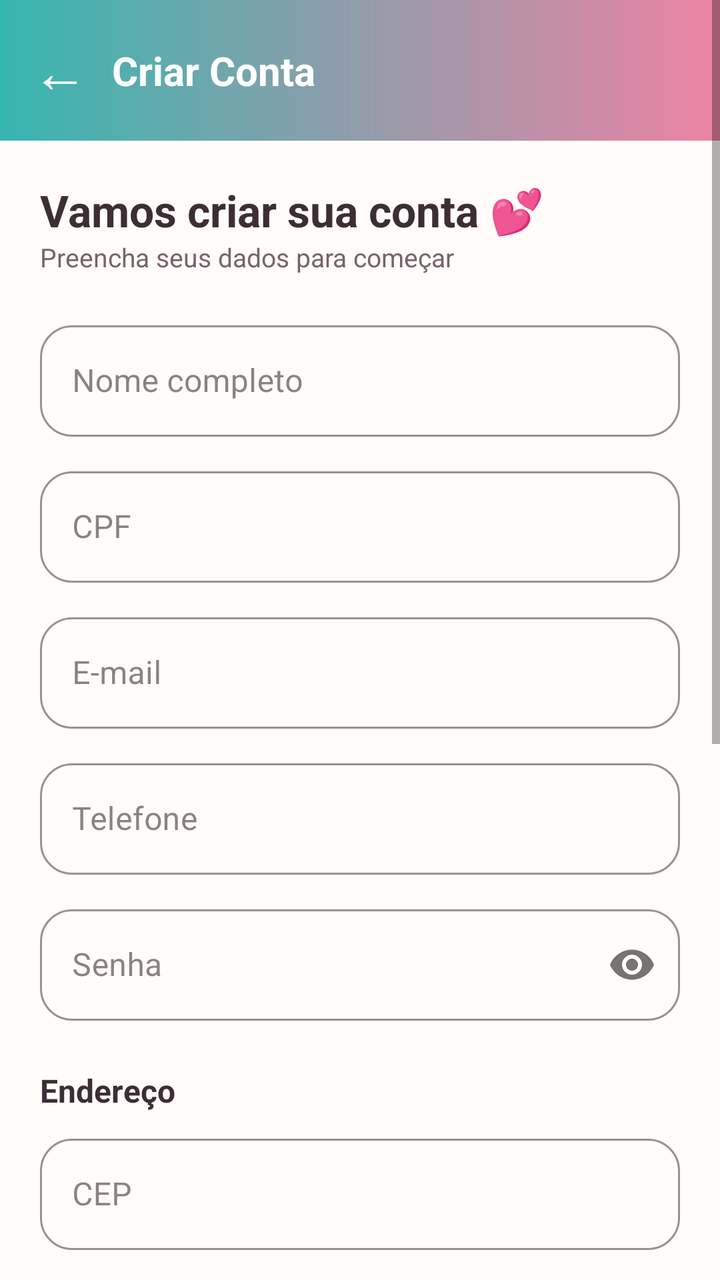
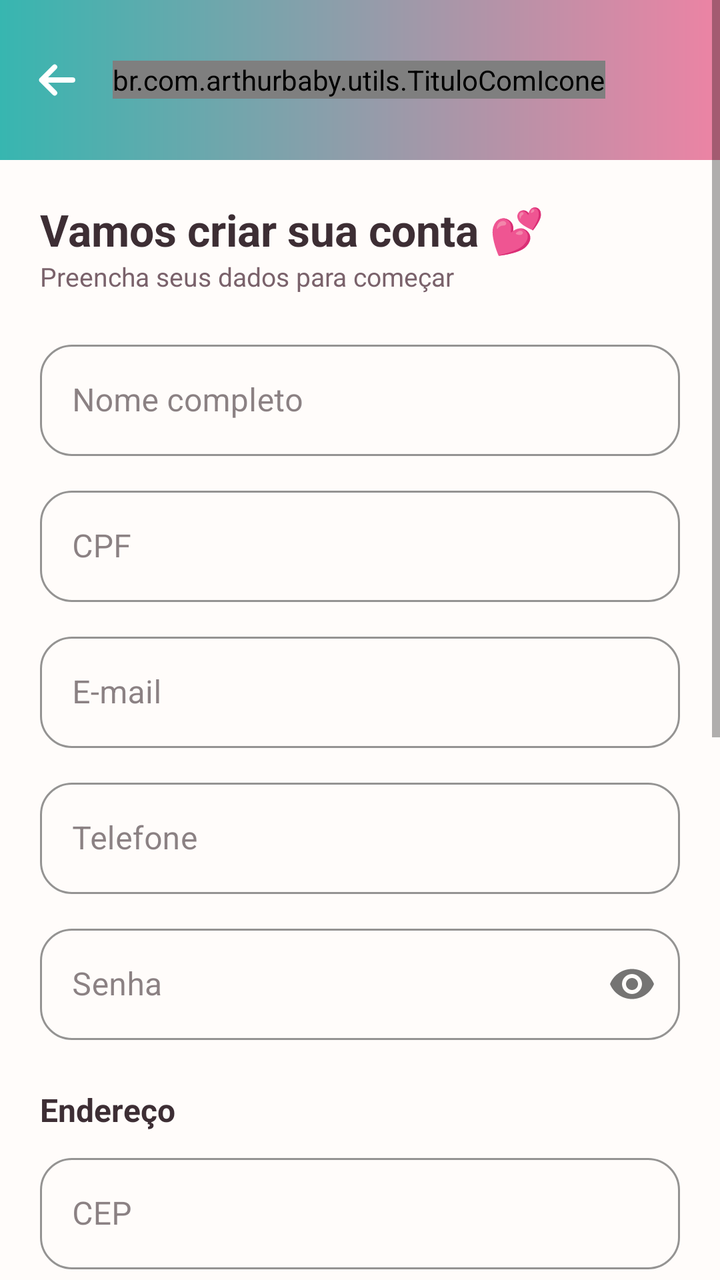

The first picture is an Android layout as it rendered before a commit; the second is the same layout after the commit. The layout source and the unified diff follow.
<!-- AndroidManifest.xml: application theme Theme.ArthurBaby -->
<!-- res/layout/activity_cadastro.xml -->
<?xml version="1.0" encoding="utf-8"?>
<ScrollView xmlns:android="http://schemas.android.com/apk/res/android"
    xmlns:app="http://schemas.android.com/apk/res-auto"
    android:layout_width="match_parent"
    android:layout_height="match_parent"
    android:background="@color/branco_quente"
    android:fillViewport="true">

    <LinearLayout
        android:layout_width="match_parent"
        android:layout_height="wrap_content"
        android:orientation="vertical">

        
        <LinearLayout
            android:layout_width="match_parent"
            android:layout_height="wrap_content"
            android:orientation="horizontal"
            android:gravity="center_vertical"
            android:padding="16dp"
            android:background="@drawable/bg_gradiente_header">

            <TextView
                android:id="@+id/btnVoltarCad"
                android:layout_width="wrap_content"
                android:layout_height="wrap_content"
                android:text="←"
                android:textSize="28sp"
                android:textColor="@color/branco"
                android:paddingEnd="12dp" />

            <TextView
                android:layout_width="0dp"
                android:layout_height="wrap_content"
                android:layout_weight="1"
                android:text="Criar Conta"
                android:textSize="20sp"
                android:textStyle="bold"
                android:textColor="@color/branco" />
        </LinearLayout>

        <LinearLayout
            android:layout_width="match_parent"
            android:layout_height="wrap_content"
            android:orientation="vertical"
            android:padding="20dp">

            <TextView
                android:layout_width="wrap_content"
                android:layout_height="wrap_content"
                android:text="Vamos criar sua conta 💕"
                android:textColor="@color/texto_primario"
                android:textSize="22sp"
                android:textStyle="bold" />

            <TextView
                android:layout_width="wrap_content"
                android:layout_height="wrap_content"
                android:text="Preencha seus dados para começar"
                android:textColor="@color/cinza_medio"
                android:textSize="13sp"
                android:layout_marginBottom="20dp" />

            <com.google.android.material.textfield.TextInputLayout
                style="@style/Widget.MaterialComponents.TextInputLayout.OutlinedBox"
                android:layout_width="match_parent"
                android:layout_height="wrap_content"
                android:hint="Nome completo"
                app:boxStrokeColor="@color/rosa_arthur"
                app:boxCornerRadiusTopStart="16dp"
                app:boxCornerRadiusTopEnd="16dp"
                app:boxCornerRadiusBottomStart="16dp"
                app:boxCornerRadiusBottomEnd="16dp">
                <com.google.android.material.textfield.TextInputEditText
                    android:id="@+id/etNome"
                    android:layout_width="match_parent"
                    android:layout_height="wrap_content"
                    android:inputType="textPersonName" />
            </com.google.android.material.textfield.TextInputLayout>

            <com.google.android.material.textfield.TextInputLayout
                style="@style/Widget.MaterialComponents.TextInputLayout.OutlinedBox"
                android:layout_width="match_parent"
                android:layout_height="wrap_content"
                android:hint="CPF"
                android:layout_marginTop="12dp"
                app:boxStrokeColor="@color/rosa_arthur"
                app:boxCornerRadiusTopStart="16dp"
                app:boxCornerRadiusTopEnd="16dp"
                app:boxCornerRadiusBottomStart="16dp"
                app:boxCornerRadiusBottomEnd="16dp">
                <com.google.android.material.textfield.TextInputEditText
                    android:id="@+id/etCpf"
                    android:layout_width="match_parent"
                    android:layout_height="wrap_content"
                    android:inputType="number"
                    android:maxLength="14" />
            </com.google.android.material.textfield.TextInputLayout>

            <com.google.android.material.textfield.TextInputLayout
                style="@style/Widget.MaterialComponents.TextInputLayout.OutlinedBox"
                android:layout_width="match_parent"
                android:layout_height="wrap_content"
                android:hint="E-mail"
                android:layout_marginTop="12dp"
                app:boxStrokeColor="@color/rosa_arthur"
                app:boxCornerRadiusTopStart="16dp"
                app:boxCornerRadiusTopEnd="16dp"
                app:boxCornerRadiusBottomStart="16dp"
                app:boxCornerRadiusBottomEnd="16dp">
                <com.google.android.material.textfield.TextInputEditText
                    android:id="@+id/etEmail"
                    android:layout_width="match_parent"
                    android:layout_height="wrap_content"
                    android:inputType="textEmailAddress" />
            </com.google.android.material.textfield.TextInputLayout>

            <com.google.android.material.textfield.TextInputLayout
                style="@style/Widget.MaterialComponents.TextInputLayout.OutlinedBox"
                android:layout_width="match_parent"
                android:layout_height="wrap_content"
                android:hint="Telefone"
                android:layout_marginTop="12dp"
                app:boxStrokeColor="@color/rosa_arthur"
                app:boxCornerRadiusTopStart="16dp"
                app:boxCornerRadiusTopEnd="16dp"
                app:boxCornerRadiusBottomStart="16dp"
                app:boxCornerRadiusBottomEnd="16dp">
                <com.google.android.material.textfield.TextInputEditText
                    android:id="@+id/etTelefone"
                    android:layout_width="match_parent"
                    android:layout_height="wrap_content"
                    android:inputType="phone"
                    android:maxLength="15" />
            </com.google.android.material.textfield.TextInputLayout>

            <com.google.android.material.textfield.TextInputLayout
                style="@style/Widget.MaterialComponents.TextInputLayout.OutlinedBox"
                android:layout_width="match_parent"
                android:layout_height="wrap_content"
                android:hint="Senha"
                android:layout_marginTop="12dp"
                app:passwordToggleEnabled="true"
                app:boxStrokeColor="@color/rosa_arthur"
                app:boxCornerRadiusTopStart="16dp"
                app:boxCornerRadiusTopEnd="16dp"
                app:boxCornerRadiusBottomStart="16dp"
                app:boxCornerRadiusBottomEnd="16dp">
                <com.google.android.material.textfield.TextInputEditText
                    android:id="@+id/etSenhaCad"
                    android:layout_width="match_parent"
                    android:layout_height="wrap_content"
                    android:inputType="textPassword" />
            </com.google.android.material.textfield.TextInputLayout>

            
            <TextView
                android:layout_width="wrap_content"
                android:layout_height="wrap_content"
                android:text="Endereço"
                android:textColor="@color/texto_primario"
                android:textSize="16sp"
                android:textStyle="bold"
                android:layout_marginTop="24dp"
                android:layout_marginBottom="8dp" />

            <com.google.android.material.textfield.TextInputLayout
                style="@style/Widget.MaterialComponents.TextInputLayout.OutlinedBox"
                android:layout_width="match_parent"
                android:layout_height="wrap_content"
                android:hint="CEP"
                app:boxStrokeColor="@color/rosa_arthur"
                app:boxCornerRadiusTopStart="16dp"
                app:boxCornerRadiusTopEnd="16dp"
                app:boxCornerRadiusBottomStart="16dp"
                app:boxCornerRadiusBottomEnd="16dp">
                <com.google.android.material.textfield.TextInputEditText
                    android:id="@+id/etCep"
                    android:layout_width="match_parent"
                    android:layout_height="wrap_content"
                    android:inputType="number"
                    android:maxLength="9" />
            </com.google.android.material.textfield.TextInputLayout>

            <com.google.android.material.textfield.TextInputLayout
                style="@style/Widget.MaterialComponents.TextInputLayout.OutlinedBox"
                android:layout_width="match_parent"
                android:layout_height="wrap_content"
                android:hint="Logradouro (rua/avenida)"
                android:layout_marginTop="12dp"
                app:boxStrokeColor="@color/rosa_arthur"
                app:boxCornerRadiusTopStart="16dp"
                app:boxCornerRadiusTopEnd="16dp"
                app:boxCornerRadiusBottomStart="16dp"
                app:boxCornerRadiusBottomEnd="16dp">
                <com.google.android.material.textfield.TextInputEditText
                    android:id="@+id/etLogradouro"
                    android:layout_width="match_parent"
                    android:layout_height="wrap_content"
                    android:inputType="text" />
            </com.google.android.material.textfield.TextInputLayout>

            <LinearLayout
                android:layout_width="match_parent"
                android:layout_height="wrap_content"
                android:orientation="horizontal"
                android:layout_marginTop="12dp">

                <com.google.android.material.textfield.TextInputLayout
                    style="@style/Widget.MaterialComponents.TextInputLayout.OutlinedBox"
                    android:layout_width="0dp"
                    android:layout_height="wrap_content"
                    android:layout_weight="1"
                    android:hint="Número"
                    app:boxStrokeColor="@color/rosa_arthur"
                    app:boxCornerRadiusTopStart="16dp"
                    app:boxCornerRadiusTopEnd="16dp"
                    app:boxCornerRadiusBottomStart="16dp"
                    app:boxCornerRadiusBottomEnd="16dp">
                    <com.google.android.material.textfield.TextInputEditText
                        android:id="@+id/etNumero"
                        android:layout_width="match_parent"
                        android:layout_height="wrap_content"
                        android:inputType="text" />
                </com.google.android.material.textfield.TextInputLayout>

                <com.google.android.material.textfield.TextInputLayout
                    style="@style/Widget.MaterialComponents.TextInputLayout.OutlinedBox"
                    android:layout_width="0dp"
                    android:layout_height="wrap_content"
                    android:layout_weight="2"
                    android:layout_marginStart="8dp"
                    android:hint="Complemento"
                    app:boxStrokeColor="@color/rosa_arthur"
                    app:boxCornerRadiusTopStart="16dp"
                    app:boxCornerRadiusTopEnd="16dp"
                    app:boxCornerRadiusBottomStart="16dp"
                    app:boxCornerRadiusBottomEnd="16dp">
                    <com.google.android.material.textfield.TextInputEditText
                        android:id="@+id/etComplemento"
                        android:layout_width="match_parent"
                        android:layout_height="wrap_content"
                        android:inputType="text" />
                </com.google.android.material.textfield.TextInputLayout>
            </LinearLayout>

            <com.google.android.material.textfield.TextInputLayout
                style="@style/Widget.MaterialComponents.TextInputLayout.OutlinedBox"
                android:layout_width="match_parent"
                android:layout_height="wrap_content"
                android:hint="Bairro"
                android:layout_marginTop="12dp"
                app:boxStrokeColor="@color/rosa_arthur"
                app:boxCornerRadiusTopStart="16dp"
                app:boxCornerRadiusTopEnd="16dp"
                app:boxCornerRadiusBottomStart="16dp"
                app:boxCornerRadiusBottomEnd="16dp">
                <com.google.android.material.textfield.TextInputEditText
                    android:id="@+id/etBairro"
                    android:layout_width="match_parent"
                    android:layout_height="wrap_content"
                    android:inputType="text" />
            </com.google.android.material.textfield.TextInputLayout>

            <LinearLayout
                android:layout_width="match_parent"
                android:layout_height="wrap_content"
                android:orientation="horizontal"
                android:layout_marginTop="12dp">

                <com.google.android.material.textfield.TextInputLayout
                    style="@style/Widget.MaterialComponents.TextInputLayout.OutlinedBox"
                    android:layout_width="0dp"
                    android:layout_height="wrap_content"
                    android:layout_weight="3"
                    android:hint="Cidade"
                    app:boxStrokeColor="@color/rosa_arthur"
                    app:boxCornerRadiusTopStart="16dp"
                    app:boxCornerRadiusTopEnd="16dp"
                    app:boxCornerRadiusBottomStart="16dp"
                    app:boxCornerRadiusBottomEnd="16dp">
                    <com.google.android.material.textfield.TextInputEditText
                        android:id="@+id/etCidade"
                        android:layout_width="match_parent"
                        android:layout_height="wrap_content"
                        android:inputType="text" />
                </com.google.android.material.textfield.TextInputLayout>

                <com.google.android.material.textfield.TextInputLayout
                    style="@style/Widget.MaterialComponents.TextInputLayout.OutlinedBox"
                    android:layout_width="0dp"
                    android:layout_height="wrap_content"
                    android:layout_weight="1"
                    android:layout_marginStart="8dp"
                    android:hint="UF"
                    app:boxStrokeColor="@color/rosa_arthur"
                    app:boxCornerRadiusTopStart="16dp"
                    app:boxCornerRadiusTopEnd="16dp"
                    app:boxCornerRadiusBottomStart="16dp"
                    app:boxCornerRadiusBottomEnd="16dp">
                    <com.google.android.material.textfield.TextInputEditText
                        android:id="@+id/etUf"
                        android:layout_width="match_parent"
                        android:layout_height="wrap_content"
                        android:inputType="textCapCharacters"
                        android:maxLength="2" />
                </com.google.android.material.textfield.TextInputLayout>
            </LinearLayout>

            <CheckBox
                android:id="@+id/cbTermos"
                android:layout_width="match_parent"
                android:layout_height="wrap_content"
                android:text="Aceito os Termos de Uso e a LGPD"
                android:buttonTint="@color/rosa_arthur"
                android:layout_marginTop="16dp" />

            <com.google.android.material.button.MaterialButton
                android:id="@+id/btnCadastrar"
                android:layout_width="match_parent"
                android:layout_height="56dp"
                android:text="CRIAR CONTA"
                android:textColor="@color/branco"
                android:textStyle="bold"
                android:backgroundTint="@color/rosa_arthur"
                app:cornerRadius="28dp"
                android:layout_marginTop="20dp"
                android:layout_marginBottom="24dp" />

        </LinearLayout>
    </LinearLayout>
</ScrollView>
<!-- resources referenced by this layout -->
<resources>
  <color name="branco">#FFFFFF</color>
  <color name="branco_quente">#FFFCFA</color>
  <color name="cinza_medio">#7A626B</color>
  <color name="rosa_arthur">#ED83A4</color>
  <color name="texto_primario">#3D2E34</color>
  <!-- drawable bg_gradiente_header (drawable) -->
  <?xml version="1.0" encoding="utf-8"?>
  <shape xmlns:android="http://schemas.android.com/apk/res/android"
      android:shape="rectangle">
      <gradient
          android:startColor="@color/verde_arthur"
          android:endColor="@color/rosa_arthur"
          android:angle="0"
          android:type="linear" />
  </shape>
  <style name="Theme.ArthurBaby" parent="Theme.MaterialComponents.DayNight.NoActionBar">
          <item name="colorPrimary">@color/verde_arthur</item>
          <item name="colorPrimaryVariant">@color/verde_escuro</item>
          <item name="colorOnPrimary">@color/branco</item>
          <item name="colorSecondary">@color/rosa_arthur</item>
          <item name="colorSecondaryVariant">@color/rosa_escuro</item>
          <item name="colorOnSecondary">@color/branco</item>
          <item name="android:statusBarColor">@color/verde_arthur</item>
          <item name="android:windowBackground">@color/fundo_claro</item>
          <item name="android:navigationBarColor">@color/branco</item>
          <item name="colorSurface">@color/branco</item>
          <item name="colorOnSurface">@color/texto_primario</item>
  
          
          <item name="android:windowLightStatusBar">false</item>
          <item name="android:windowLightNavigationBar">true</item>
      </style>
  <color name="verde_arthur">#37B6B0</color>
  <color name="verde_escuro">#2A8F8A</color>
  <color name="rosa_escuro">#D56586</color>
  <color name="fundo_claro">#FBF6F8</color>
</resources>

<!-- the commit's change to res/layout/activity_cadastro.xml (unified diff, before → after) -->
@@ -20,23 +20,30 @@
             android:padding="16dp"
             android:background="@drawable/bg_gradiente_header">
 
-            <TextView
+            <ImageButton
                 android:id="@+id/btnVoltarCad"
+                style="@style/BotaoVoltar"
+                app:tint="@color/branco" />
+
+            <br.com.arthurbaby.utils.TituloComIcone
                 android:layout_width="wrap_content"
                 android:layout_height="wrap_content"
-                android:text="←"
-                android:textSize="28sp"
-                android:textColor="@color/branco"
-                android:paddingEnd="12dp" />
-
-            <TextView
-                android:layout_width="0dp"
-                android:layout_height="wrap_content"
-                android:layout_weight="1"
                 android:text="Criar Conta"
                 android:textSize="20sp"
                 android:textStyle="bold"
-                android:textColor="@color/branco" />
+                android:textColor="@color/branco"
+                app:iconeTitulo="@drawable/ic_perfil"
+
+                app:iconeClaro="true" />
+
+
+            <Space
+
+                android:layout_width="0dp"
+
+                android:layout_height="1dp"
+
+                android:layout_weight="1" />
         </LinearLayout>
 
         <LinearLayout
<!-- resource entries referenced after the edit -->
@@ -15,6 +15,29 @@
           android:angle="0"
           android:type="linear" />
   </shape>
+  <!-- drawable ic_perfil (drawable) -->
+  <vector xmlns:android="http://schemas.android.com/apk/res/android"
+      android:width="24dp"
+      android:height="24dp"
+      android:viewportWidth="24"
+      android:viewportHeight="24">
+      <path
+          android:fillColor="#FF000000"
+          android:pathData="M12,12c2.21,0 4,-1.79 4,-4s-1.79,-4 -4,-4 -4,1.79 -4,4 1.79,4 4,4zM12,14c-2.67,0 -8,1.34 -8,4v2h16v-2c0,-2.66 -5.33,-4 -8,-4z"/>
+  </vector>
+  <style name="BotaoVoltar">
+          <item name="android:layout_width">48dp</item>
+          <item name="android:layout_height">48dp</item>
+          <item name="android:layout_marginStart">-12dp</item>
+          <item name="android:layout_marginEnd">4dp</item>
+          <item name="android:padding">12dp</item>
+          <item name="android:scaleType">fitCenter</item>
+          <item name="android:src">@drawable/ic_voltar</item>
+          <item name="tint">@color/texto_primario</item>
+          <item name="android:background">?attr/selectableItemBackgroundBorderless</item>
+          <item name="android:contentDescription">Voltar</item>
+          <item name="android:tooltipText">Voltar</item>
+      </style>
   <style name="Theme.ArthurBaby" parent="Theme.MaterialComponents.DayNight.NoActionBar">
           <item name="colorPrimary">@color/verde_arthur</item>
           <item name="colorPrimaryVariant">@color/verde_escuro</item>
@@ -33,6 +56,20 @@
           <item name="android:windowLightNavigationBar">true</item>
       </style>
   <color name="verde_arthur">#37B6B0</color>
+  <!-- drawable ic_voltar (drawable) -->
+  <?xml version="1.0" encoding="utf-8"?>
+  <vector xmlns:android="http://schemas.android.com/apk/res/android"
+      android:width="24dp"
+      android:height="24dp"
+      android:viewportWidth="24"
+      android:viewportHeight="24">
+      <path
+          android:pathData="M20,12H4.5M11,5.5L4.5,12L11,18.5"
+          android:strokeColor="#FF000000"
+          android:strokeWidth="2.6"
+          android:strokeLineCap="round"
+          android:strokeLineJoin="round" />
+  </vector>
   <color name="verde_escuro">#2A8F8A</color>
   <color name="rosa_escuro">#D56586</color>
   <color name="fundo_claro">#FBF6F8</color>
